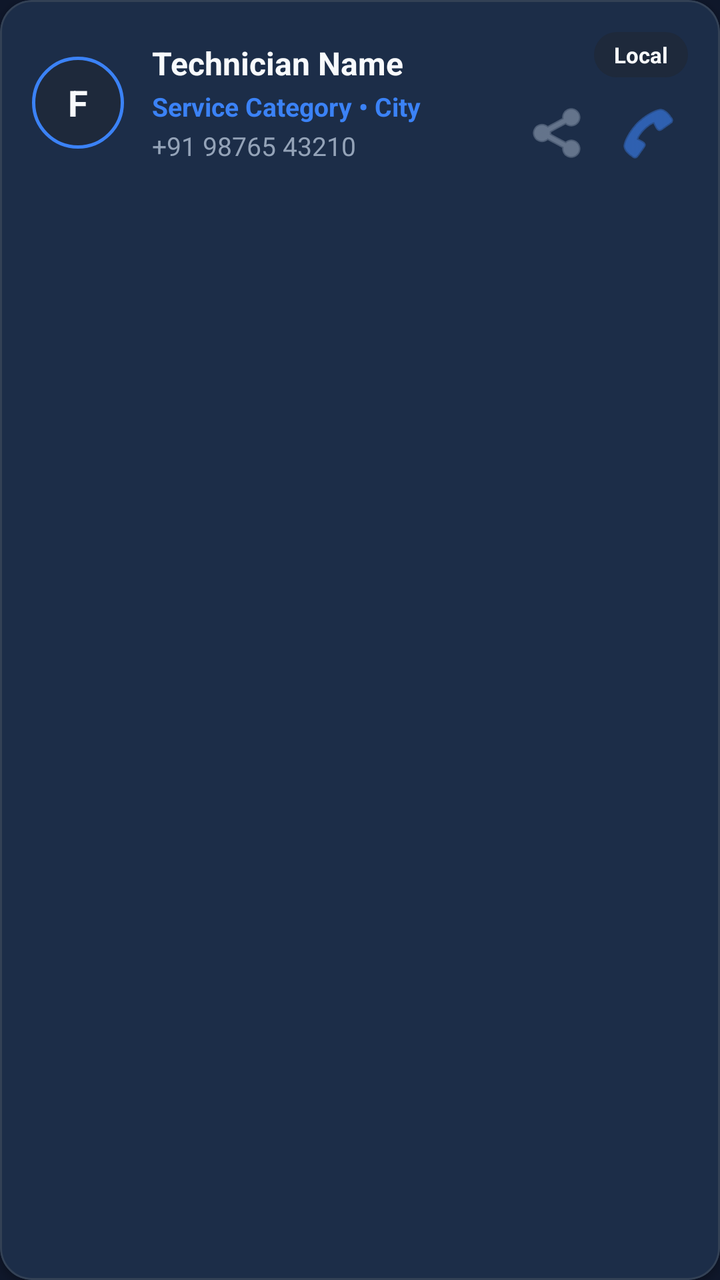
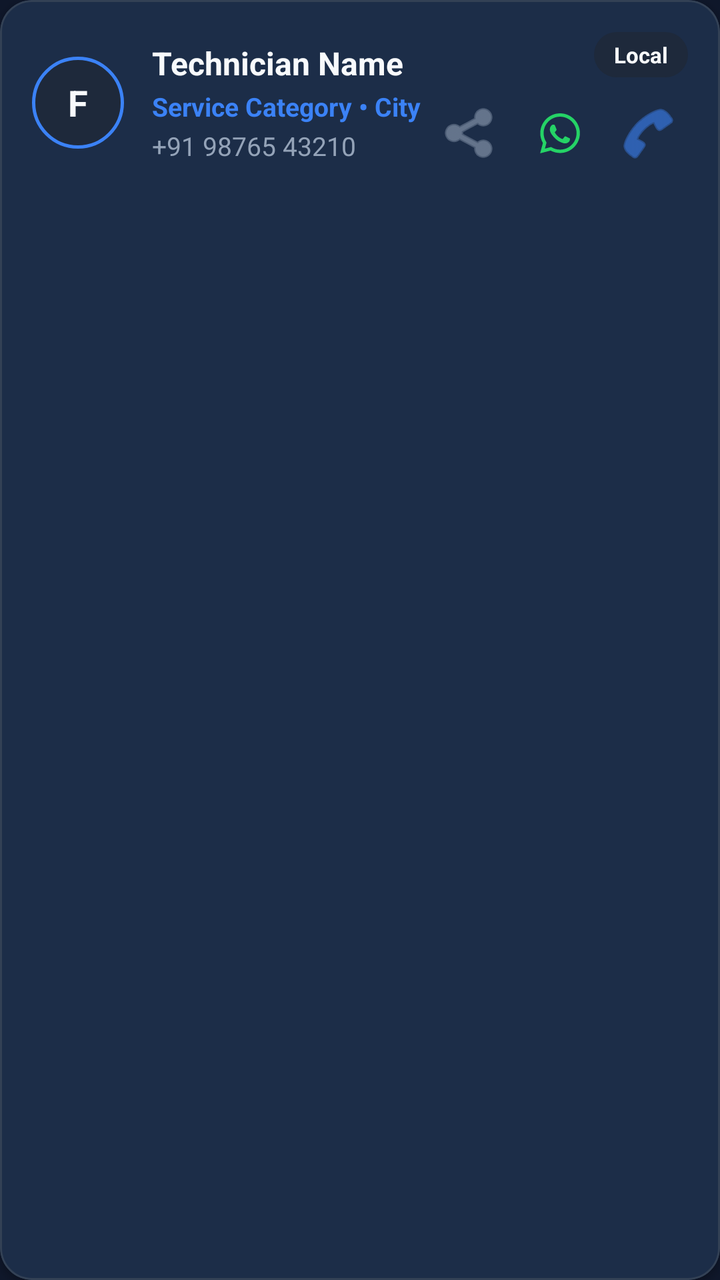

An Android layout rendered at two revisions. The XML below is the earlier revision; the diff shows what the commit changed to produce the second picture.
<!-- AndroidManifest.xml: application theme Theme.FixitBhai -->
<!-- res/layout/item_contact.xml -->
<?xml version="1.0" encoding="utf-8"?>
<com.google.android.material.card.MaterialCardView xmlns:android="http://schemas.android.com/apk/res/android"
    xmlns:app="http://schemas.android.com/apk/res-auto"
    android:id="@+id/cardContact"
    android:layout_width="match_parent"
    android:layout_height="wrap_content"
    android:layout_marginHorizontal="12dp"
    android:layout_marginVertical="6dp"
    app:cardBackgroundColor="@color/surface_dark"
    app:cardCornerRadius="16dp"
    app:cardElevation="2dp"
    app:strokeColor="#334155"
    app:strokeWidth="1dp">

    <RelativeLayout
        android:layout_width="match_parent"
        android:layout_height="wrap_content"
        android:padding="16dp">

        
        <TextView
            android:id="@+id/tvAvatar"
            android:layout_width="46dp"
            android:layout_height="46dp"
            android:layout_alignParentStart="true"
            android:layout_centerVertical="true"
            android:background="@drawable/bg_avatar_circle"
            android:gravity="center"
            android:text="F"
            android:textColor="@color/text_primary"
            android:textSize="18sp"
            android:textStyle="bold" />

        
        <LinearLayout
            android:id="@+id/infoContainer"
            android:layout_width="wrap_content"
            android:layout_height="wrap_content"
            android:layout_centerVertical="true"
            android:layout_marginStart="14dp"
            android:layout_toEndOf="@id/tvAvatar"
            android:layout_toStartOf="@id/actionsContainer"
            android:orientation="vertical">

            <TextView
                android:id="@+id/tvName"
                android:layout_width="wrap_content"
                android:layout_height="wrap_content"
                android:ellipsize="end"
                android:maxLines="1"
                android:text="Technician Name"
                android:textColor="@color/text_primary"
                android:textSize="16sp"
                android:textStyle="bold" />

            <TextView
                android:id="@+id/tvCategoryCity"
                android:layout_width="wrap_content"
                android:layout_height="wrap_content"
                android:layout_marginTop="2dp"
                android:ellipsize="end"
                android:maxLines="1"
                android:text="Service Category • City"
                android:textColor="@color/accent_blue"
                android:textSize="13sp"
                android:textStyle="bold" />

            <TextView
                android:id="@+id/tvPhone"
                android:layout_width="wrap_content"
                android:layout_height="wrap_content"
                android:layout_marginTop="2dp"
                android:text="+91 98765 43210"
                android:textColor="@color/text_secondary"
                android:textSize="13sp" />
        </LinearLayout>

        
        <LinearLayout
            android:id="@+id/actionsContainer"
            android:layout_width="wrap_content"
            android:layout_height="wrap_content"
            android:layout_alignParentEnd="true"
            android:layout_centerVertical="true"
            android:gravity="end"
            android:orientation="vertical">

            
            <TextView
                android:id="@+id/tvSourceBadge"
                android:layout_width="wrap_content"
                android:layout_height="wrap_content"
                android:background="@drawable/bg_pill_tag"
                android:paddingHorizontal="10dp"
                android:paddingVertical="4dp"
                android:text="Local"
                android:textColor="@color/text_primary"
                android:textSize="11sp"
                android:textStyle="bold" />

            <LinearLayout
                android:layout_width="wrap_content"
                android:layout_height="wrap_content"
                android:layout_marginTop="8dp"
                android:orientation="horizontal">

                <ImageButton
                    android:id="@+id/btnShare"
                    android:layout_width="40dp"
                    android:layout_height="40dp"
                    android:background="?attr/selectableItemBackgroundBorderless"
                    android:contentDescription="Share Contact"
                    android:padding="8dp"
                    android:src="@android:drawable/ic_menu_share"
                    app:tint="@color/text_secondary" />

                <ImageButton
                    android:id="@+id/btnCall"
                    android:layout_width="40dp"
                    android:layout_height="40dp"
                    android:layout_marginStart="4dp"
                    android:background="?attr/selectableItemBackgroundBorderless"
                    android:contentDescription="Call Contact"
                    android:padding="8dp"
                    android:src="@android:drawable/ic_menu_call"
                    app:tint="@color/accent_blue" />
            </LinearLayout>
        </LinearLayout>

    </RelativeLayout>
</com.google.android.material.card.MaterialCardView>
<!-- resources referenced by this layout -->
<resources>
  <color name="accent_blue">#3B82F6</color>
  <color name="surface_dark">#1E293B</color>
  <color name="text_primary">#F8FAFC</color>
  <color name="text_secondary">#94A3B8</color>
  <!-- drawable bg_avatar_circle (drawable) -->
  <?xml version="1.0" encoding="utf-8"?>
  <shape xmlns:android="http://schemas.android.com/apk/res/android"
      android:shape="oval">
      <solid android:color="#1E293B" />
      <stroke
          android:width="1.5dp"
          android:color="#3B82F6" />
  </shape>
  <!-- drawable bg_pill_tag (drawable) -->
  <?xml version="1.0" encoding="utf-8"?>
  <shape xmlns:android="http://schemas.android.com/apk/res/android"
      android:shape="rectangle">
      <corners android:radius="20dp" />
      <solid android:color="#1E293B" />
  </shape>
  <style name="Theme.FixitBhai" parent="Theme.Material3.DayNight.NoActionBar">
          
          <item name="colorPrimary">@color/primary_blue</item>
          <item name="colorOnPrimary">@color/text_primary</item>
          <item name="colorPrimaryContainer">@color/surface_variant</item>
          <item name="colorOnPrimaryContainer">@color/text_primary</item>
  
          
          <item name="colorSecondary">@color/accent_blue</item>
          <item name="colorOnSecondary">@color/text_primary</item>
  
          
          <item name="android:windowBackground">@color/bg_dark</item>
          <item name="colorSurface">@color/surface_dark</item>
          <item name="colorOnSurface">@color/text_primary</item>
          <item name="colorSurfaceVariant">@color/surface_variant</item>
          <item name="colorOnSurfaceVariant">@color/text_secondary</item>
  
          
          <item name="android:statusBarColor">@color/bg_dark</item>
          <item name="android:navigationBarColor">@color/bg_dark</item>
  
          
          <item name="materialCardViewStyle">@style/SleekCardStyle</item>
      </style>
  <color name="primary_blue">#0F62FE</color>
  <color name="surface_variant">#334155</color>
  <color name="bg_dark">#0F172A</color>
  <style name="SleekCardStyle" parent="Widget.Material3.CardView.Filled">
          <item name="cardBackgroundColor">@color/surface_dark</item>
          <item name="cardCornerRadius">16dp</item>
  
          <item name="strokeColor">#1E293B</item>
          <item name="strokeWidth">1dp</item>
      </style>
</resources>

<!-- the commit's change to res/layout/item_contact.xml (unified diff, before → after) -->
@@ -115,6 +115,16 @@
                     app:tint="@color/text_secondary" />
 
                 <ImageButton
+                    android:id="@+id/btnWhatsApp"
+                    android:layout_width="40dp"
+                    android:layout_height="40dp"
+                    android:layout_marginStart="4dp"
+                    android:background="?attr/selectableItemBackgroundBorderless"
+                    android:contentDescription="@string/btn_whatsapp"
+                    android:padding="8dp"
+                    android:src="@drawable/ic_whatsapp" />
+
+                <ImageButton
                     android:id="@+id/btnCall"
                     android:layout_width="40dp"
                     android:layout_height="40dp"
<!-- resource entries referenced after the edit -->
@@ -20,6 +20,18 @@
       <corners android:radius="20dp" />
       <solid android:color="#1E293B" />
   </shape>
+  <!-- drawable ic_whatsapp (drawable) -->
+  <?xml version="1.0" encoding="utf-8"?>
+  <vector xmlns:android="http://schemas.android.com/apk/res/android"
+      android:width="24dp"
+      android:height="24dp"
+      android:viewportWidth="24"
+      android:viewportHeight="24">
+      <path
+          android:fillColor="#25D366"
+          android:pathData="M12.04,2C6.58,2 2.13,6.45 2.13,11.91C2.13,13.66 2.59,15.36 3.45,16.86L2.05,22L7.3,20.62C8.75,21.41 10.38,21.83 12.04,21.83C17.5,21.83 21.95,17.38 21.95,11.92C21.95,6.46 17.5,2 12.04,2ZM12.04,20.15C10.56,20.15 9.11,19.76 7.85,19.01L7.55,18.83L4.44,19.65L5.27,16.61L5.07,16.29C4.24,14.97 3.81,13.46 3.81,11.91C3.81,7.37 7.5,3.68 12.04,3.68C16.58,3.68 20.27,7.37 20.27,11.91C20.27,16.45 16.58,20.15 12.04,20.15ZM16.55,14.36C16.3,14.23 15.08,13.63 14.85,13.55C14.62,13.47 14.45,13.43 14.28,13.68C14.11,13.93 13.63,14.5 13.48,14.67C13.33,14.84 13.18,14.86 12.93,14.73C12.68,14.6 11.87,14.33 10.91,13.47C10.16,12.8 9.65,11.97 9.5,11.72C9.35,11.47 9.48,11.34 9.61,11.21C9.72,11.1 9.86,10.92 9.99,10.77C10.12,10.62 10.16,10.52 10.25,10.35C10.33,10.18 10.29,10.03 10.23,9.91C10.16,9.78 9.68,8.58 9.48,8.1C9.28,7.63 9.08,7.69 8.93,7.68C8.79,7.67 8.63,7.67 8.46,7.67C8.29,7.67 8.02,7.73 7.79,7.98C7.56,8.23 6.92,8.83 6.92,10.05C6.92,11.27 7.81,12.45 7.93,12.62C8.06,12.79 9.68,15.28 12.16,16.35C12.75,16.6 13.21,16.76 13.57,16.87C14.16,17.06 14.7,17.03 15.13,16.97C15.61,16.9 16.6,16.37 16.81,15.78C17.01,15.19 17.01,14.69 16.95,14.58C16.89,14.47 16.8,14.49 16.55,14.36Z" />
+  </vector>
+  <string name="btn_whatsapp">WhatsApp Contact</string>
   <style name="Theme.FixitBhai" parent="Theme.Material3.DayNight.NoActionBar">
           
           <item name="colorPrimary">@color/primary_blue</item>
